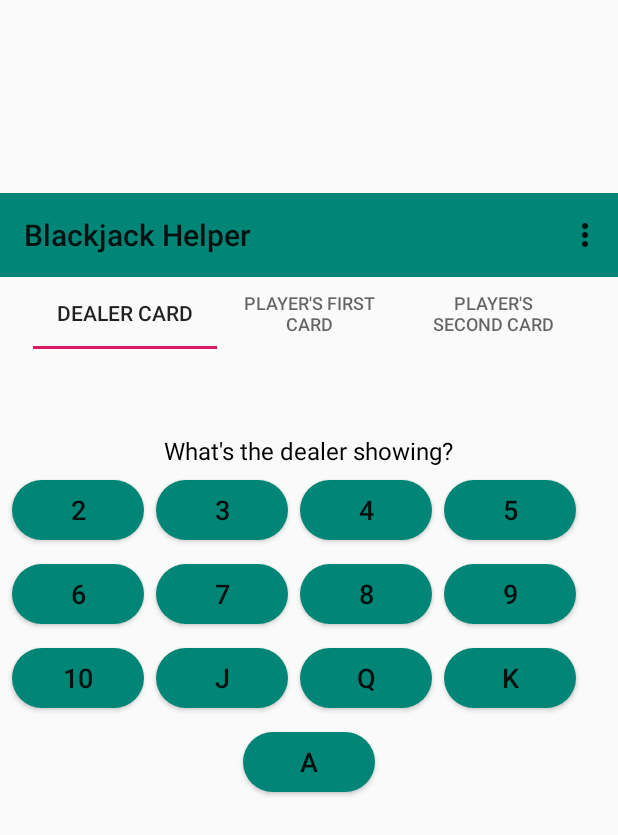
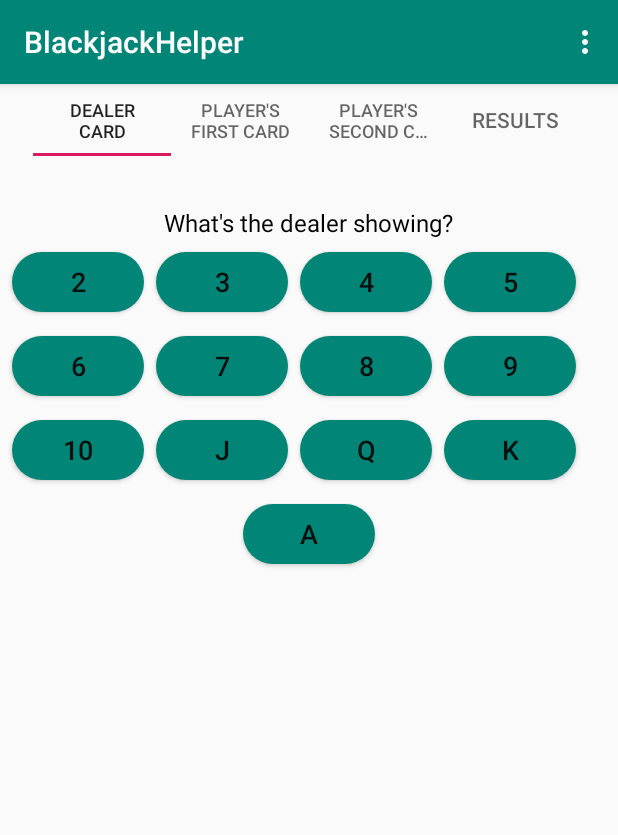
Before and after one commit to sullivankw/blackjack-v2-android-app, an Android app: the screen it shows after launch (MainActivity), on a phone screen of 412 x 824 dp. Shown: the top 835 px of the screen. Run offline under Robolectric (Android 15) with nearby library versions, the phone set to English and light mode, and no system bars.

Commit message:
not that useful commit message

```diff
--- a/BlackjackHelper/app/build.gradle
+++ b/BlackjackHelper/app/build.gradle
@@ -28,4 +28,6 @@ dependencies {
     androidTestImplementation 'com.android.support.test:runner:1.0.2'
     androidTestImplementation 'com.android.support.test.espresso:espresso-core:3.0.2'
     implementation "android.arch.lifecycle:extensions:1.1.1"
+    implementation 'com.squareup.retrofit2:retrofit:2.5.0'
+    implementation 'com.squareup.retrofit2:converter-scalars:2.3.0'
 }
--- a/BlackjackHelper/app/src/main/AndroidManifest.xml
+++ b/BlackjackHelper/app/src/main/AndroidManifest.xml
@@ -1,7 +1,7 @@
 <?xml version="1.0" encoding="utf-8"?>
 <manifest xmlns:android="http://schemas.android.com/apk/res/android"
     package="com.sullivankw.blackjackhelper">
-
+    <uses-permission android:name="android.permission.INTERNET"/>
     <application
         android:allowBackup="true"
         android:icon="@mipmap/ic_launcher"
--- /dev/null
+++ b/BlackjackHelper/app/src/main/java/com/sullivankw/blackjackhelper/CardAdviceRetrofitClient.java
@@ -0,0 +1,12 @@
+package com.sullivankw.blackjackhelper;
+
+import retrofit2.Call;
+import retrofit2.http.GET;
+import retrofit2.http.Query;
+
+public interface CardAdviceRetrofitClient {
+
+        @GET("advice")
+        Call<String> getAdvice(@Query("hitSoft") boolean hitSoft, @Query("dealerCard") String dealerCard,
+                                          @Query("playerCard1") String playerCard1, @Query("playerCard2") String playerCard2);
+}
--- a/BlackjackHelper/app/src/main/java/com/sullivankw/blackjackhelper/CardSelectedViewModel.java
+++ b/BlackjackHelper/app/src/main/java/com/sullivankw/blackjackhelper/CardSelectedViewModel.java
@@ -9,6 +9,17 @@ public class CardSelectedViewModel extends ViewModel {
     private MutableLiveData<String> dealerCard;
     private MutableLiveData<String> playerCardOne;
     private MutableLiveData<String> playerCardTwo;
+
+    private ClientCardAdviceServiceNetworkImpl clientCardAdviceServiceNetworkImpl;
+    private MutableLiveData<String> advice;
+    private MutableLiveData<Throwable> t;
+
+
+    public CardSelectedViewModel() {
+        if (clientCardAdviceServiceNetworkImpl == null) {
+            clientCardAdviceServiceNetworkImpl = new ClientCardAdviceServiceNetworkImpl();
+        }
+    }
 
     public LiveData<String> getDealerCard() {
         if (dealerCard == null) {
@@ -40,8 +51,6 @@ public class CardSelectedViewModel extends ViewModel {
         this.playerCardOne.setValue(playerCardOne);
     }
 
-
-
     public LiveData<String> getPlayerCardTwo() {
         if (playerCardTwo == null) {
             playerCardTwo = new MutableLiveData<>();
@@ -56,4 +65,24 @@ public class CardSelectedViewModel extends ViewModel {
         }
         this.playerCardTwo.setValue(playerCardTwo);
     }
+
+    public String getAdvice() {
+        //TODO boolean
+        return clientCardAdviceServiceNetworkImpl.getAdvice(false, dealerCard.getValue(),
+                playerCardOne.getValue(), playerCardTwo.getValue(), this);
+    }
+
+    public void setAdviceFromNetworkResponse(String advice) {
+        if (this.advice == null) {
+            this.advice = new MutableLiveData<>();
+        }
+        this.advice.setValue(advice);
+    }
+
+    public void setNetworkError(Throwable t) {
+        if (this.t == null) {
+            this.t = new MutableLiveData<>();
+        }
+        this.t.setValue(t);
+    }
 }
--- a/BlackjackHelper/app/src/main/java/com/sullivankw/blackjackhelper/CardSelectionPagerAdaptor.java
+++ b/BlackjackHelper/app/src/main/java/com/sullivankw/blackjackhelper/CardSelectionPagerAdaptor.java
@@ -11,10 +11,11 @@ public class CardSelectionPagerAdaptor extends FragmentPagerAdapter {
     private FragmentDealerCard fragmentDealerCard;
     private FragmentPlayerCardOne fragmentPlayerCardOne;
     private FragmentPlayerCardTwo fragmentPlayerCardTwo;
+    private ResultsFragment resultsFragment;
 
     @Override
     public int getCount() {
-        return 3;
+        return 4;
     }
 
     public CardSelectionPagerAdaptor(FragmentManager fm) {
@@ -22,6 +23,7 @@ public class CardSelectionPagerAdaptor extends FragmentPagerAdapter {
         fragmentDealerCard = new FragmentDealerCard();
         fragmentPlayerCardOne = new FragmentPlayerCardOne();
         fragmentPlayerCardTwo = new FragmentPlayerCardTwo();
+        resultsFragment = new ResultsFragment();
     }
 
     @Override
@@ -36,6 +38,9 @@ public class CardSelectionPagerAdaptor extends FragmentPagerAdapter {
                 break;
             case 2:
                 frag = fragmentPlayerCardTwo;
+                break;
+            case 3:
+                frag = resultsFragment;
                 break;
         }
 
@@ -55,6 +60,9 @@ public class CardSelectionPagerAdaptor extends FragmentPagerAdapter {
             case 2 : {
                 return "Player's Second Card";
             }
+            case 3 : {
+                return "Results";
+            }
             default:
                 return null;
 
--- /dev/null
+++ b/BlackjackHelper/app/src/main/java/com/sullivankw/blackjackhelper/ClientCardAdviceService.java
@@ -0,0 +1,7 @@
+package com.sullivankw.blackjackhelper;
+
+public interface ClientCardAdviceService {
+
+    String getAdvice(boolean hitSoft, String dealerCard,
+                            String playerCard1, String playerCard2, CardSelectedViewModel viewModel);
+}
--- a/BlackjackHelper/app/src/main/java/com/sullivankw/blackjackhelper/MainActivity.java
+++ b/BlackjackHelper/app/src/main/java/com/sullivankw/blackjackhelper/MainActivity.java
@@ -11,7 +11,6 @@ import android.view.MenuItem;
 
 public class MainActivity extends AppCompatActivity implements OnCardSelectedListener {
 
-    private Toolbar toolbar;
     private ViewPager viewPager;
     private CardSelectionPagerAdaptor pagerAdaptor;
     private TabLayout tabLayout;
@@ -22,11 +21,6 @@ public class MainActivity extends AppCompatActivity implements OnCardSelectedLis
         super.onCreate(savedInstanceState);
         setContentView(R.layout.activity_main);
         findViews();
-        toolbar = findViewById(R.id.toolbar);
-        if (toolbar != null) {
-            setSupportActionBar(toolbar);
-            getSupportActionBar().setTitle("Blackjack Helper");
-        }
         setUpViewPager();
         setUpTabLayout();
         setupViewModel();
@@ -34,6 +28,7 @@ public class MainActivity extends AppCompatActivity implements OnCardSelectedLis
 
     private void setupViewModel() {
         viewModel = ViewModelProviders.of(this).get(CardSelectedViewModel.class);
+        //todo setup observables
     }
 
     private void findViews() {
@@ -81,15 +76,17 @@ public class MainActivity extends AppCompatActivity implements OnCardSelectedLis
     @Override
     public void onCardSelected(int currentViewPagerPosition, String card) {
         if (currentViewPagerPosition == 2) {
-            //back to start with popup is best approach?
-            //lock ui
-            //make call to service
-            //unlock
-            viewPager.setCurrentItem(0);
+            viewModel.getAdvice();
+        }
+            viewPager.setCurrentItem(currentViewPagerPosition + 1);
+    }
+
+    @Override
+    public void onBackPressed() {
+        if (viewPager.getCurrentItem() != 0) {
+            viewPager.setCurrentItem(viewPager.getCurrentItem() - 1);
         } else {
-            viewPager.setCurrentItem(currentViewPagerPosition + 1);
+            super.onBackPressed();
         }
-
-        //TODO override backbutton, cause it kills app
     }
 }
--- /dev/null
+++ b/BlackjackHelper/app/src/main/java/com/sullivankw/blackjackhelper/ResultsFragment.java
@@ -0,0 +1,19 @@
+package com.sullivankw.blackjackhelper;
+
+import android.os.Bundle;
+import android.support.annotation.NonNull;
+import android.support.annotation.Nullable;
+import android.support.v4.app.Fragment;
+import android.view.LayoutInflater;
+import android.view.View;
+import android.view.ViewGroup;
+
+public class ResultsFragment extends Fragment {
+
+    @Nullable
+    @Override
+    public View onCreateView(@NonNull LayoutInflater inflater, @Nullable ViewGroup container, @Nullable Bundle savedInstanceState) {
+        View view = inflater.inflate(R.layout.fragment_results, container, false);
+        return view;
+    }
+}
--- a/BlackjackHelper/app/src/main/res/layout/activity_main.xml
+++ b/BlackjackHelper/app/src/main/res/layout/activity_main.xml
@@ -6,26 +6,13 @@
     android:layout_height="match_parent"
     tools:context=".MainActivity">
 
-    <android.support.v7.widget.Toolbar
-        android:id="@+id/toolbar"
-        android:layout_width="0dp"
-        android:layout_height="wrap_content"
-        android:layout_marginBottom="511dp"
-        android:background="?attr/colorPrimary"
-        android:minHeight="?attr/actionBarSize"
-        android:theme="?attr/actionBarTheme"
-        app:layout_constraintBottom_toBottomOf="parent"
-        app:layout_constraintEnd_toEndOf="parent"
-        app:layout_constraintStart_toStartOf="parent"
-        app:layout_constraintTop_toTopOf="parent" />
-
     <android.support.design.widget.TabLayout
         android:id="@+id/tab_layout"
         android:layout_width="368dp"
         android:layout_height="wrap_content"
         app:layout_constraintEnd_toEndOf="parent"
         app:layout_constraintStart_toStartOf="parent"
-        app:layout_constraintTop_toBottomOf="@+id/toolbar">
+        app:layout_constraintTop_toTopOf="parent">
     </android.support.design.widget.TabLayout>
 
     <android.support.v4.view.ViewPager
@@ -35,8 +22,8 @@
         android:layout_below="@+id/tab_layout"
         android:layout_alignParentBottom="true"
         android:layout_centerHorizontal="true"
-        android:layout_marginTop="288dp"
-        app:layout_constraintTop_toBottomOf="@+id/tab_layout" />
+        android:layout_marginTop="80dp"
+        app:layout_constraintTop_toTopOf="parent" />
 
 
 </android.support.constraint.ConstraintLayout>
--- a/BlackjackHelper/app/src/main/res/values/styles.xml
+++ b/BlackjackHelper/app/src/main/res/values/styles.xml
@@ -1,7 +1,7 @@
 <resources>
 
     <!-- Base application theme. -->
-    <style name="AppTheme" parent="Theme.AppCompat.Light.NoActionBar">
+    <style name="AppTheme" parent="Theme.AppCompat.Light.DarkActionBar">
         <!-- Customize your theme here. -->
         <item name="colorPrimary">@color/colorPrimary</item>
         <item name="colorPrimaryDark">@color/colorPrimaryDark</item>
```
Also changed, not shown: BlackjackHelper/app/src/main/java/com/sullivankw/blackjackhelper/ClientCardAdviceServiceNetworkImpl.java (added, +51 -0 lines), BlackjackHelper/app/src/main/res/layout/fragment_results.xml (added, +37 -0 lines).
